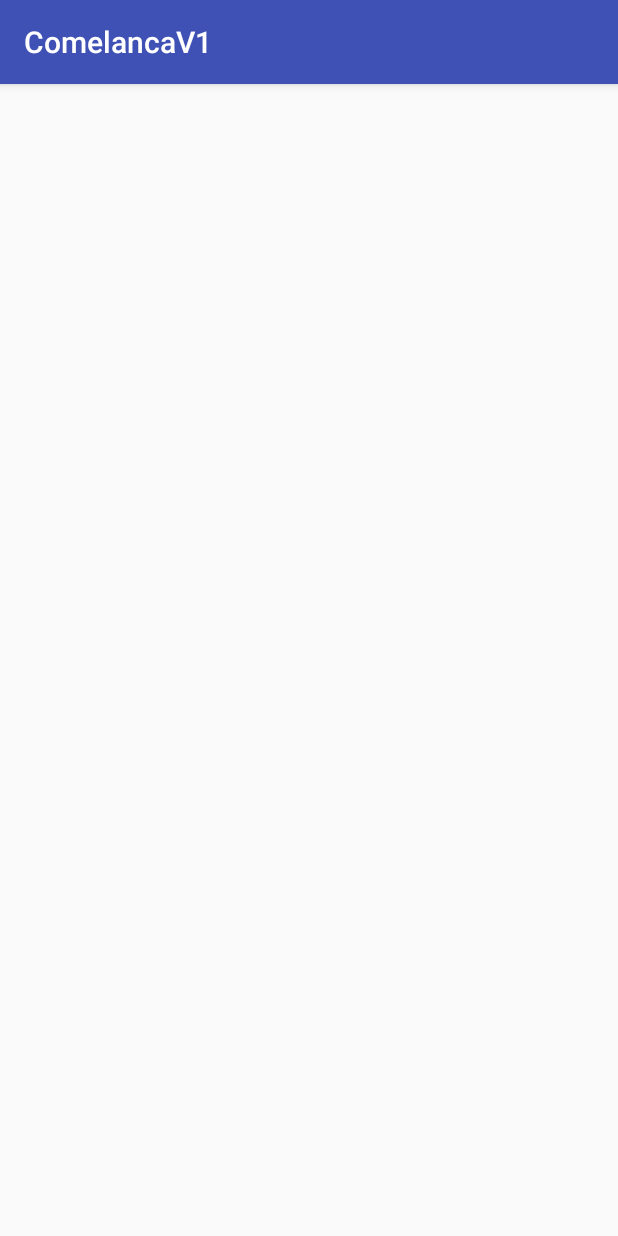
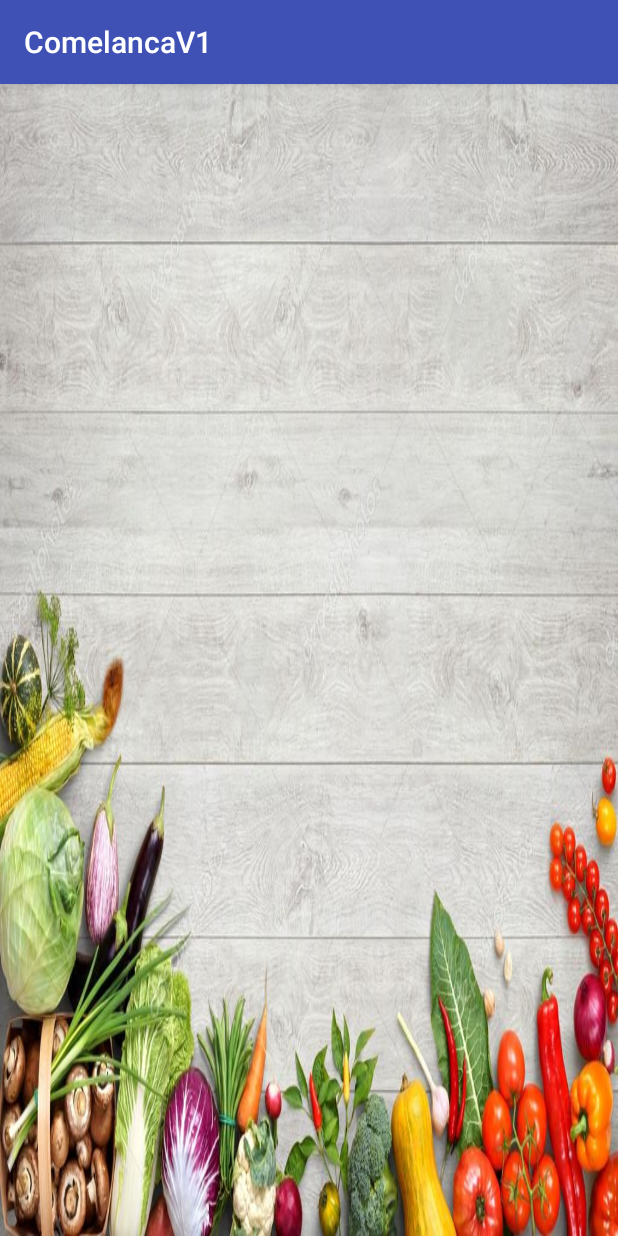
Before and after one commit to jsrrocha/ComelancaV1, an Android app: the ListRestaurantActivity screen opened directly, with no data from a screen before it, on a phone screen of 412 x 824 dp. Run offline under Robolectric (Android 15) with nearby library versions, the phone set to English and light mode, and no system bars.

Commit message:
added ListView

```diff
--- a/app/src/main/res/layout/activity_list_restaurant.xml
+++ b/app/src/main/res/layout/activity_list_restaurant.xml
@@ -4,6 +4,13 @@
     xmlns:tools="http://schemas.android.com/tools"
     android:layout_width="match_parent"
     android:layout_height="match_parent"
+    android:background="@drawable/background1"
     tools:context=".ListRestaurantActivity">
 
+    <ListView
+        android:id="@+id/lista"
+        android:layout_width="368dp"
+        android:layout_height="495dp"
+        tools:layout_editor_absoluteX="8dp"
+        tools:layout_editor_absoluteY="8dp" />
 </android.support.constraint.ConstraintLayout>
```
